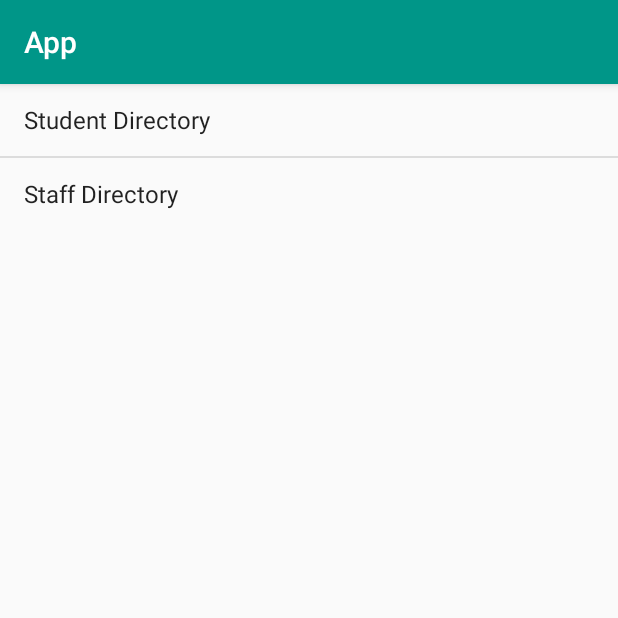
After one commit to pdufunaab/App, an Android app: the fragment Fragmenta shown on its own in the app's theme, on a phone screen of 412 x 824 dp, the top half of it. The commit adds this screen. Run offline under Robolectric (Android 15) with nearby library versions, the phone set to English and light mode, and no system bars.

Commit message:
Check for errors

```diff
--- a/app/build.gradle
+++ b/app/build.gradle
@@ -27,4 +27,5 @@ dependencies {
     compile 'com.android.support:design:23.3.0'
     compile 'com.android.support:cardview-v7:23.3.0'
     compile 'com.android.support:recyclerview-v7:23.3.0'
+    compile 'com.android.support:support-v4:23.3.0'
 }
--- a/app/src/main/AndroidManifest.xml
+++ b/app/src/main/AndroidManifest.xml
@@ -49,6 +49,11 @@
                 android:name="android.support.PARENT_ACTIVITY"
                 android:value="com.oadex.app.MainActivity" />
         </activity>
+        <uses-permission android:name="android.permission.CALL_PHONE" />
+        <activity android:name=".Contact_Main"/>
+        <activity android:name=".Feedback"/>
+        <activity android:name=".StaffDirectory"/>
+        <activity android:name=".StudentDirectory"/>
     </application>
 
 </manifest>
--- /dev/null
+++ b/app/src/main/java/com/oadex/app/Fragmenta.java
@@ -0,0 +1,56 @@
+package com.oadex.app;
+
+
+import android.content.Intent;
+import android.os.Bundle;
+import android.support.v4.app.Fragment;
+import android.support.v4.app.ListFragment;
+import android.view.LayoutInflater;
+import android.view.View;
+import android.view.ViewGroup;
+import android.widget.AdapterView;
+import android.widget.ArrayAdapter;
+
+
+/**
+ * A simple {@link Fragment} subclass.
+ */
+public class Fragmenta extends ListFragment implements AdapterView.OnItemClickListener {
+
+Intent i;
+
+
+
+    @Override
+    public View onCreateView(LayoutInflater inflater, ViewGroup container,
+                             Bundle savedInstanceState) {
+        // Inflate the layout for this fragment
+       View view = inflater.inflate(R.layout.fragment_list, container, false);
+        return  view;
+    }
+
+    @Override
+    public void onActivityCreated(Bundle savedInstanceState) {
+        super.onActivityCreated(savedInstanceState);
+        ArrayAdapter adapter = ArrayAdapter.createFromResource(getActivity(), R.array.directory, android.R.layout.simple_list_item_1);
+        setListAdapter(adapter);
+        getListView().setOnItemClickListener(this);
+    }
+
+
+
+
+        @Override
+        public void onItemClick(AdapterView<?> parent, View view, int position, long id) {
+            switch (position) {
+                case 0:
+                    i = new Intent(getActivity(), StudentDirectory.class);
+                    break;
+                case 1:
+                    i = new Intent(getActivity(), StaffDirectory.class);
+
+            }
+            startActivity(i);
+        }
+
+    }
--- a/app/src/main/res/layout/content_main.xml
+++ b/app/src/main/res/layout/content_main.xml
@@ -7,8 +7,6 @@
     android:paddingBottom="@dimen/activity_vertical_margin"
     android:paddingLeft="@dimen/activity_horizontal_margin"
     android:paddingRight="@dimen/activity_horizontal_margin"
-    android:paddingTop="@dimen/activity_vertical_margin"
-    app:layout_behavior="@string/appbar_scrolling_view_behavior"
     tools:context="com.oadex.app.MainActivity"
     tools:showIn="@layout/activity_main">
 
--- /dev/null
+++ b/app/src/main/res/layout/fragment_list.xml
@@ -0,0 +1,18 @@
+<?xml version="1.0" encoding="utf-8"?>
+<FrameLayout xmlns:android="http://schemas.android.com/apk/res/android"
+    android:orientation="vertical" android:layout_width="match_parent"
+    android:layout_height="match_parent">
+
+    <ListView
+        android:id="@android:id/list"
+        android:layout_width="match_parent"
+        android:layout_height="wrap_content" >
+    </ListView>
+
+    <TextView
+        android:id="@android:id/empty"
+        android:layout_width="match_parent"
+        android:layout_height="wrap_content" >
+    </TextView>
+
+</FrameLayout>
--- a/app/src/main/res/values/strings.xml
+++ b/app/src/main/res/values/strings.xml
@@ -27,4 +27,15 @@
     <string name="permission_rationale">"Contacts permissions are needed for providing email
         completions."
     </string>
+
+    <string-array name="directory">
+
+        <item>Student Directory</item>
+        <item>Staff Directory</item>
+
+    </string-array>
+
+
+    <!-- TODO: Remove or change this placeholder text -->
+    <string name="hello_blank_fragment">Hello blank fragment</string>
 </resources>
```
Also changed, not shown: app/src/main/java/com/oadex/app/Feedback.java (added, +48 -0 lines), app/src/main/java/com/oadex/app/Fragmentb.java (added, +65 -0 lines), app/src/main/java/com/oadex/app/StaffDirectory.java (added, +18 -0 lines), app/src/main/java/com/oadex/app/StudentDirectory.java (added, +16 -0 lines), app/src/main/res/layout-land/fragmentb.xml (added, +29 -0 lines), app/src/main/res/layout-land/staff_directory.xml (added, +35 -0 lines), app/src/main/res/layout-land/student_directory.xml (added, +48 -0 lines), app/src/main/res/layout/contact.xml (added, +40 -0 lines), gradle.properties (+5 -3 lines), app/src/main/res/drawable/people.png (added), app/src/main/res/drawable/profile.png (added), app/src/main/res/drawable/user_male3.png (added), app/src/main/res/drawable/user_man.png (added).
